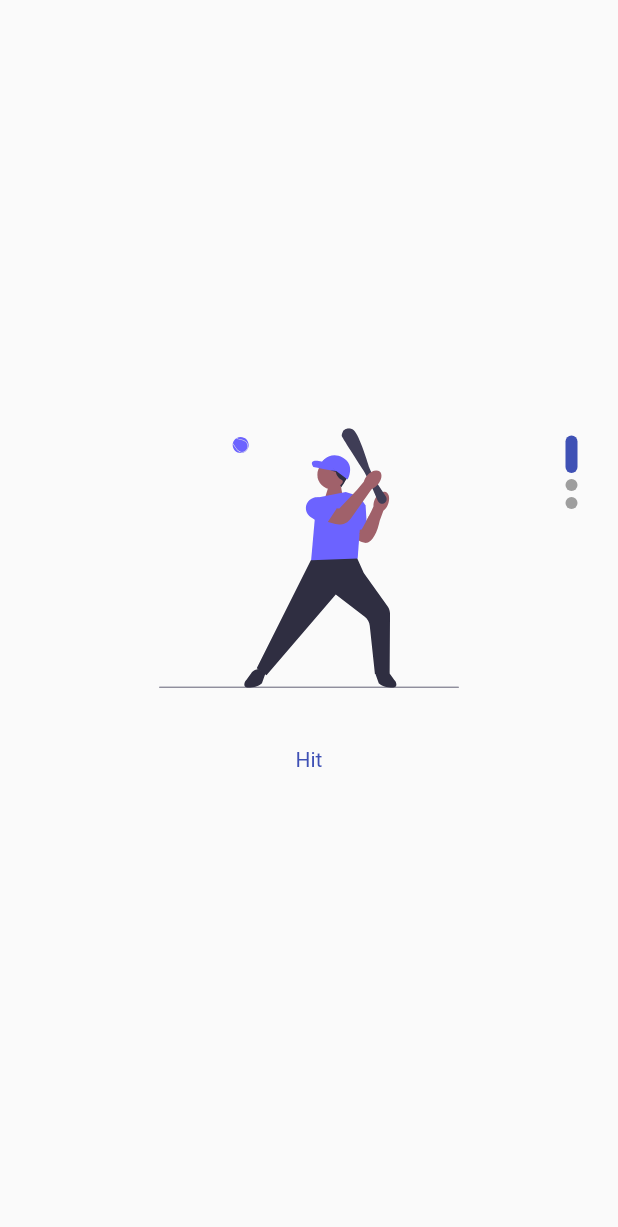
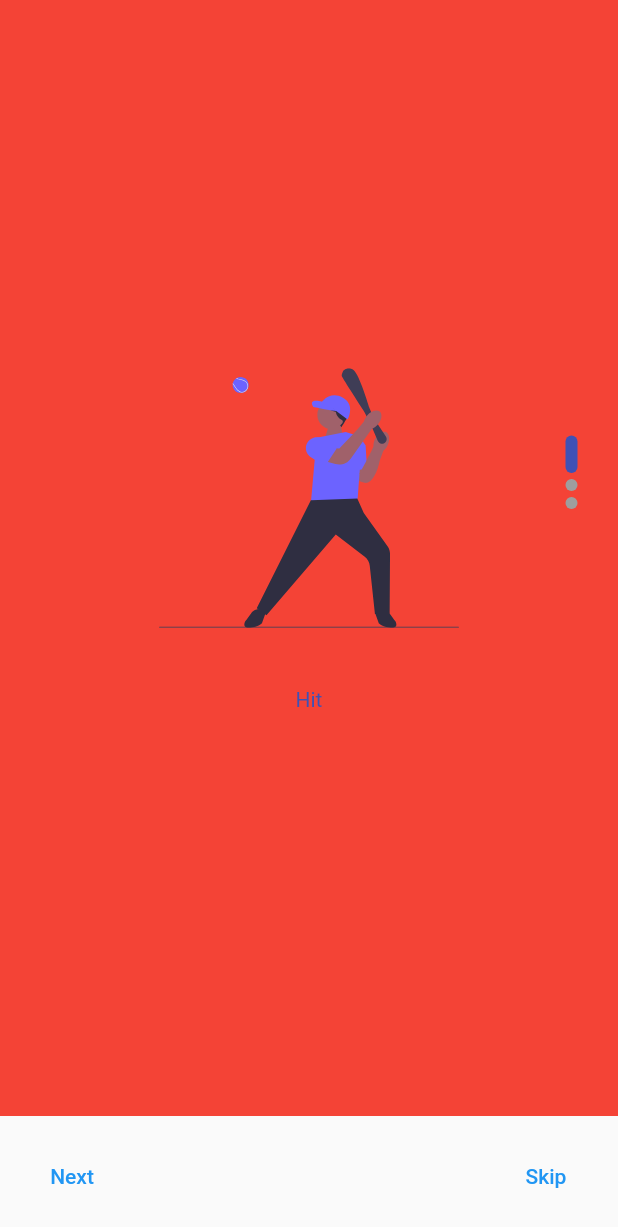
Before and after one commit to anonymousdomain/flutter-laravel-auth, a Flutter app: the screen it shows after launch, on a phone screen of 412 x 824 dp. Shown: the top 1227 px of the screen. Run offline on Flutter 3.47's test engine with Material 2 defaults, Android fonts, the phone set to English and light mode, and no system bars; our stand-ins replace dio, flutter_secure_storage, flutter_svg; missing offline and left inert: platform_device_id; accounts and stored records are empty; network calls fail.

Commit message:
right way to make onboarding screen

```diff
--- a/lib/main.dart
+++ b/lib/main.dart
@@ -4,8 +4,6 @@ import 'package:lara_fl/providers/auth.dart';
 import 'package:lara_fl/screen/home.dart';
 import 'package:lara_fl/screen/onboarding_screen/onboarding.dart';
 import 'package:provider/provider.dart';
-
-import 'widgets/navdrawer.dart';
 
 void main() {
   runApp(ChangeNotifierProvider(
--- a/lib/screen/onboarding_screen/first_screen.dart
+++ b/lib/screen/onboarding_screen/first_screen.dart
@@ -7,9 +7,9 @@ class FirstScreen extends StatelessWidget {
 
   @override
   Widget build(BuildContext context) {
-    return SafeArea(
-      child: Scaffold(
-        body: Padding(
+    return Container(
+      color: Colors.red,
+      child: Padding(
         padding: EdgeInsets.all(20),
         child: Center(
             child: Column(
@@ -33,7 +33,6 @@ class FirstScreen extends StatelessWidget {
           ],
         )),
       ),
-      ),
     );
   }
 }
--- a/lib/screen/onboarding_screen/onboarding.dart
+++ b/lib/screen/onboarding_screen/onboarding.dart
@@ -13,19 +13,34 @@ class OnboardingScreen extends StatefulWidget {
 }
 
 class _OnboardingScreenState extends State<OnboardingScreen> {
-  PageController? _controller;
+  PageController _controller = PageController();
   List<Widget> screens = [
     FirstScreen(),
     SecondScreen(),
     ThirdScreen(),
   ];
+
+  bool isLastPage = false;
+  @override
+  void dispose() {
+    _controller.dispose();
+    super.dispose();
+  }
+
   @override
   Widget build(BuildContext context) {
     return Scaffold(
-      body: PageView.builder(
+      body: Padding(
+        padding: const EdgeInsets.only(bottom: 80),
+        child: PageView.builder(
           scrollDirection: Axis.vertical,
           controller: _controller,
           itemCount: screens.length,
+          onPageChanged: (value) {
+            setState(() {
+              isLastPage = value == 2;
+            });
+          },
           itemBuilder: ((context, pageindex) {
             return Stack(
               children: [
@@ -34,9 +49,15 @@ class _OnboardingScreenState extends State<OnboardingScreen> {
                   right: 25,
                   top: MediaQuery.of(context).size.height * 0.35,
                   child: Column(
-                  children: List.generate(3, (index) {
+                    children: List.generate(
+                      3,
+                      (index) {
                         return Padding(
                           padding: EdgeInsets.all(2),
+                          child: GestureDetector(
+                            onTap: () => _controller.animateToPage(index,
+                                duration: Duration(milliseconds: 500),
+                                curve: Curves.easeIn),
                             child: Container(
                               width: 8,
                               height: pageindex == index ? 25 : 8,
@@ -46,14 +67,52 @@ class _OnboardingScreenState extends State<OnboardingScreen> {
                                       : Colors.grey,
                                   borderRadius: BorderRadius.circular(20)),
                             ),
+                          ),
                         );
-                  }),
+                      },
+                    ),
                   ),
                 ),
               ],
             );
           }),
         ),
+      ),
+      bottomSheet: isLastPage
+          ? Container(
+              padding: EdgeInsets.all(8),
+              width: MediaQuery.of(context).size.width,
+              height: 80,
+              child: TextButton(
+                  style: ButtonStyle(
+                      backgroundColor:
+                          MaterialStateProperty.all<Color>(Colors.indigo),
+                      shape: MaterialStateProperty.all<RoundedRectangleBorder>(
+                          RoundedRectangleBorder(
+                              borderRadius: BorderRadius.circular(20)))),
+                  onPressed: () => Navigator.pushReplacement(context,
+                      MaterialPageRoute(builder: ((context) => LoginScreen()))),
+                  child: Text('GetStarted')),
+            )
+          : Container(
+              padding: EdgeInsets.symmetric(horizontal: 16),
+              height: 80,
+              child: Row(
+                mainAxisAlignment: MainAxisAlignment.spaceBetween,
+                children: [
+                  TextButton(
+                    onPressed: () => _controller.nextPage(
+                        duration: Duration(microseconds: 1000),
+                        curve: Curves.easeInOut),
+                    child: Text('Next'),
+                  ),
+                  TextButton(
+                    onPressed: () => _controller.jumpToPage(2),
+                    child: Text('Skip'),
+                  ),
+                ],
+              ),
+            ),
     );
   }
 }
--- a/pubspec.yaml
+++ b/pubspec.yaml
@@ -41,6 +41,7 @@ dependencies:
   platform_device_id: ^1.0.1
   flutter_secure_storage: ^6.0.0
   flutter_svg: ^1.1.6
+  smooth_page_indicator: ^1.0.0+2
 
 dev_dependencies:
   flutter_test:
```
Also changed, not shown: pubspec.lock. Lines whose indentation alone changed are shown as unchanged.
